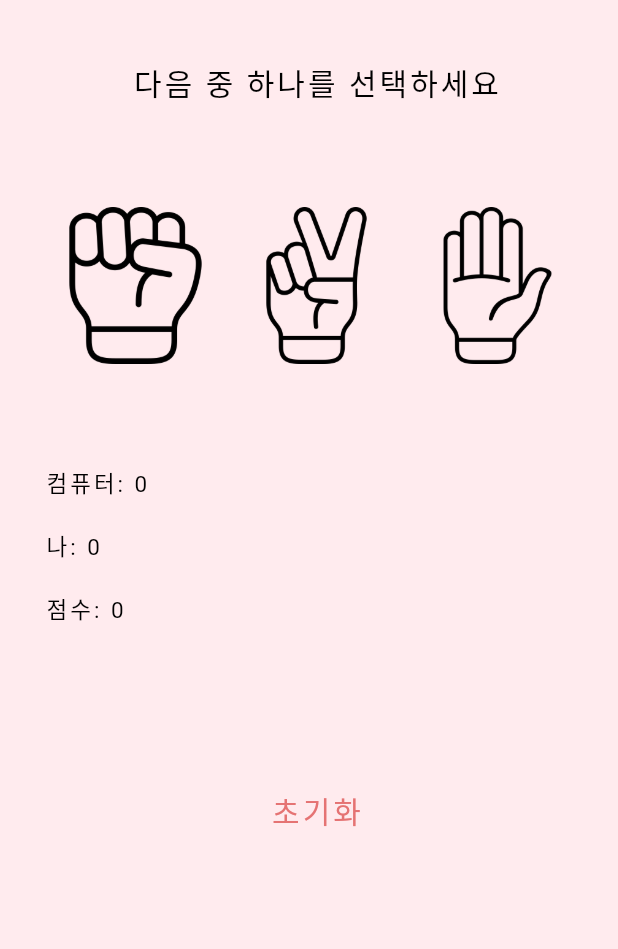
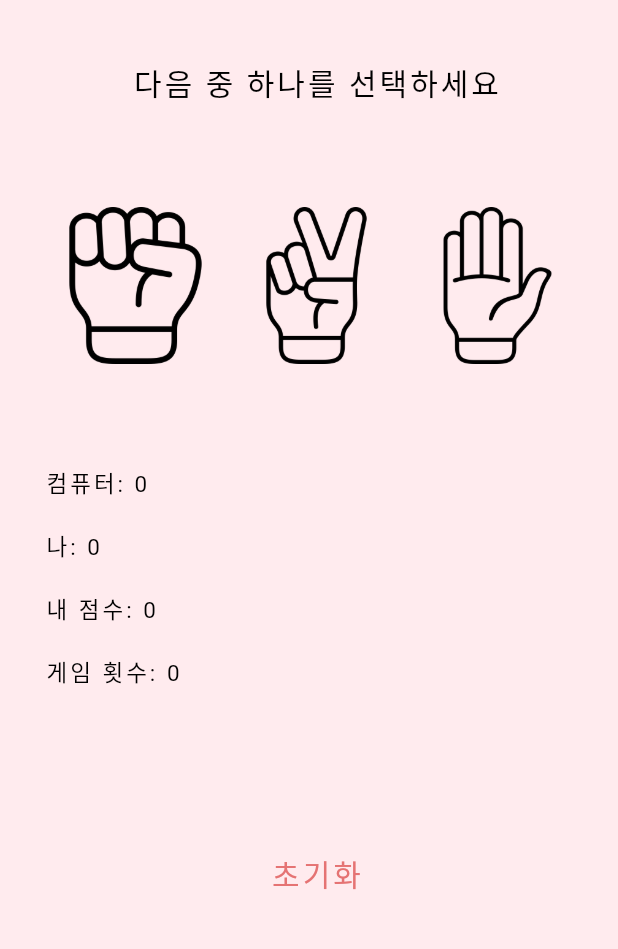
Before and after one commit to jieeeunnn/flutter_rspGame, a Flutter app: the screen it shows after launch, after a tap on "초기화", on a phone screen of 412 x 824 dp, the part 84-1033 px from its top. Run offline on Flutter 3.47's test engine with Material 2 defaults, Android fonts, the phone set to English and light mode, and no system bars.

Commit message:
flutter rspGame

```diff
--- /dev/null
+++ b/lib/PlayGame.dart
@@ -0,0 +1,51 @@
+import 'dart:math';
+
+class PlayGame{
+
+  var computer=0;
+  int me = 0;
+  int counter = 0;
+  int myCounter = 0;
+
+  void meClick(int my){ // 내가 버튼을 선택했을 때 어떤 버튼을 선택했는지 인자를 받아 저장
+    me = my;
+  }
+
+  void clickRandom(){ // 내가 버튼을 선택하면 컴퓨터에서 랜덤으로 버튼을 선택, 게임횟수 +1
+    computer = Random().nextInt(3);
+    counter++;
+  }
+
+  void score(){ // 랜덤 생성된 것과 내가 선택한 것을 비교하여 승자 판별, 내가 이겼을 경우 내 점수 +1
+
+    // 컴퓨터가 바위를 낸 경우
+    if(computer == 0) {
+      if(me == 0) {print("비겼습니다");}
+      else if (me == 1) {print("컴퓨터가 이겼습니다");}
+      else if (me == 2) {
+        myCounter++;
+        print("플레이어가 이겼습니다");}
+      print(myCounter);
+    }
+
+    // 컴퓨터가 가위를 낸 경우
+    else if(computer == 1) {
+      if(me == 0) {
+        myCounter++;
+        print("플레이어가 이겼습니다");}
+      else if(me == 1) {print("비겼습니다");}
+      else if (me == 2) {print("컴퓨터가 이겼습니다");}
+      print(myCounter);
+    }
+
+    // 컴퓨터가 보를 낸 경우
+    else if(computer == 2) {
+      if(me == 0) {print("컴퓨터가 이겼습니다");}
+      else if(me == 1) {
+        myCounter++;
+        print("플레이어가 이겼습니다");}
+      else if (me == 2) {print("비겼습니다");}
+      print(myCounter);
+    }
+  }
+}
--- a/lib/main.dart
+++ b/lib/main.dart
@@ -1,6 +1,6 @@
 import 'package:flutter/cupertino.dart';
 import 'package:flutter/material.dart';
-import 'dart:math';
+import 'PlayGame.dart';
 
 void main() => runApp(MyApp());
 
@@ -33,7 +33,7 @@ class Game extends StatefulWidget {
 class _GameState extends State<Game> {
   PlayGame playGame = PlayGame();
 
-  void _showWinner(bool isWinner){
+  void _showWinner(bool isWinner){ // 승자를 판별하는 함수
     showDialog(
         context: context,
         builder: (_) => Center(
@@ -48,13 +48,13 @@ class _GameState extends State<Game> {
             child: Column(
               crossAxisAlignment: CrossAxisAlignment.start,
               children: [
-                Text( isWinner ? "가뿐히 이겼습니다" : "뭐 패배는 인정합니다", style:(
+                Text( isWinner ? "플레이어가 이겼습니다" : "컴퓨터가 이겼습니다", style:( // isWinner가 true면 플레이어 승, isWinner가 false면 컴퓨터 승
                     TextStyle(decoration: TextDecoration.none,color: Colors.black,fontSize: 20, fontWeight: FontWeight.bold)
                 )),
                 SizedBox(height: 16,),
                 SizedBox(
                     height: 46,
-                    child: Text( isWinner ? '너무 쉬워서 하품이 나왔습니다' : '하지만 전 아직 최선을 다하지 않았습니다', style:(
+                    child: Text( isWinner ? '축하합니다!' : '다시 도전하세요!', style:(
                         TextStyle(decoration: TextDecoration.none,color: Colors.black,fontSize: 16)
                     ))
                 )
@@ -67,8 +67,11 @@ class _GameState extends State<Game> {
                         minimumSize: Size(double.infinity, 56) // put the width and height you want
                     ),
                     onPressed:(){
-                      setState(() {
-
+                      setState(() { // 확인 버튼을 누르면 모든 점수가 초기화
+                        playGame.me = 0;
+                        playGame.computer = 0;
+                        playGame.counter = 0;
+                        playGame.myCounter = 0;
                       });
                       Navigator.pop(context);
                     },
@@ -86,9 +89,8 @@ class _GameState extends State<Game> {
   Widget build(BuildContext context) {
 
       Future.delayed(Duration.zero,(){
-        if(playGame.counter==5){
+        if(playGame.counter==5){ // 게임 횟수가 5회가 되면 게임 종료 후 승자 판별
           _showWinner(true);
-          playGame.counter=0;
         }
     });
 
@@ -118,40 +120,34 @@ class _GameState extends State<Game> {
             SizedBox(
               height: 60.0,
             ),
-            Row(
+            Row( // 바위, 가위, 보 순으로 버튼 나열 (바위=0, 가위=1, 보=2)
               children: <Widget>[
                 Expanded(
-                  child: TextButton(onPressed: () {
+                  child: TextButton(onPressed: () { // 바위 버튼
                     setState(() {
                       playGame.clickRandom();
                       playGame.score();
                       playGame.meClick(0);
-                      // if(computer == 0) print("rock");
-                      // me = "rock";
                     });
                   }, child: Image.asset('assets/rock.png'),
                   ),
                 ),
                 Expanded(
-                  child: TextButton(onPressed: () {
+                  child: TextButton(onPressed: () { // 가위 버튼
                     setState(() {
                       playGame.clickRandom();
                       playGame.score();
                       playGame.meClick(1);
-                      // if(computer == 1) print("scissor");
-                      // me = "scissor";
                     });
                   }, child: Image.asset('assets/scissors.png'),
                   ),
                 ),
                 Expanded(
-                  child: TextButton(onPressed: () {
+                  child: TextButton(onPressed: () { // 보 버튼
                     setState(() {
                       playGame.clickRandom();
                       playGame.score();
                       playGame.meClick(2);
-                      // if(computer == 0) print("paper");
-                      // me = "paper";
                     });
                   }, child: Image.asset('assets/paper.png'),
                   ),
@@ -161,7 +157,7 @@ class _GameState extends State<Game> {
             SizedBox(
               height: 60.0,
             ),
-            Text('컴퓨터: ${playGame.computer.toString()}',
+            Text('컴퓨터: ${playGame.computer.toString()}', // 컴퓨터에서 랜덤 생성한 버튼 표시
               style: TextStyle(
                 color: Colors.black,
                 letterSpacing: 2.0,
@@ -171,7 +167,7 @@ class _GameState extends State<Game> {
             SizedBox(
               height: 20.0,
             ),
-            Text('나: ${playGame.me.toString()}',
+            Text('나: ${playGame.me.toString()}', // 내가 선택한 버튼 표시
               style: TextStyle(
                 color: Colors.black,
                 letterSpacing: 2.0,
@@ -181,7 +177,17 @@ class _GameState extends State<Game> {
             SizedBox(
               height: 20.0,
             ),
-            Text('점수: ${playGame.counter.toString()}',
+            Text('내 점수: ${playGame.myCounter.toString()}', // 내가 이겼을 경우 내 점수 +1
+              style: TextStyle(
+                color: Colors.black,
+                letterSpacing: 2.0,
+                fontSize: 15.0,
+              ),
+            ),
+            SizedBox(
+              height: 20.0,
+            ),
+            Text('게임 횟수: ${playGame.counter.toString()}', // 바위, 가위, 보 중 버튼을 누를 때마다 게임 횟수 +1
               style: TextStyle(
                 color: Colors.black,
                 letterSpacing: 2.0,
@@ -193,9 +199,12 @@ class _GameState extends State<Game> {
               height: 100.0,
             ),
             Center(
-              child: TextButton(onPressed: () {
+              child: TextButton(onPressed: () { // 초기화 버튼을 누르면 컴퓨터에서 랜덤 생성한 버튼, 내가 누른 버튼, 내 점수, 게임 횟수가 모두 0으로 초기화
                 setState(() {
+                  playGame.me = 0;
+                  playGame.computer = 0;
                   playGame.counter = 0;
+                  playGame.myCounter = 0;
                 });
               },
                 child: Text('초기화',
@@ -212,45 +221,3 @@ class _GameState extends State<Game> {
     );
   }
 }
-
-class PlayGame{
-
-  var computer=0;
-  int me = 0;
-  int counter = 0;
-
-  void meClick(int my){
-    me = my;
-  }
-
-  void clickRandom(){
-    computer = Random().nextInt(3);
-  }
-  void score(){
-    if(computer == 0) { // 컴퓨터가 바위를 낸 경우
-      if(me == 0) {print("비겼습니다");}
-      else if (me == 1) {print("컴퓨터가 이겼습니다");}
-      else if (me == 2) {
-        counter++;
-        print("플레이어가 이겼습니다");}
-      print(counter);
-    }
-    else if(computer == 1) {
-
-      if(me == 0) {
-        counter++;
-        print("플레이어가 이겼습니다");}
-      else if(me == 1) {print("비겼습니다");}
-      else if (me == 2) {print("컴퓨터가 이겼습니다");}
-      print(counter);
-    }
-    else if(computer == 2) { // 컴퓨터가 보를 낸 경우
-      if(me == 0) {print("컴퓨터가 이겼습니다");}
-      else if(me == 1) {
-        counter++;
-        print("플레이어가 이겼습니다");}
-      else if (me == 2) {print("비겼습니다");}
-      print(counter);
-    }
-  }
-}
```
Also changed, not shown: pubspec.lock.
